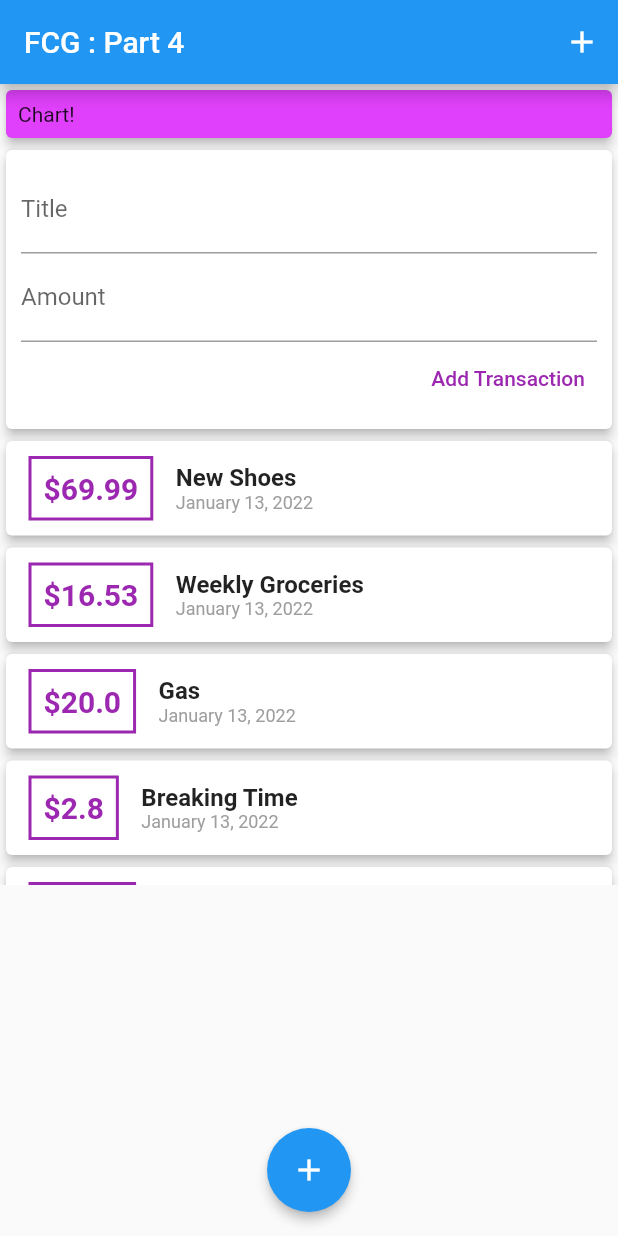
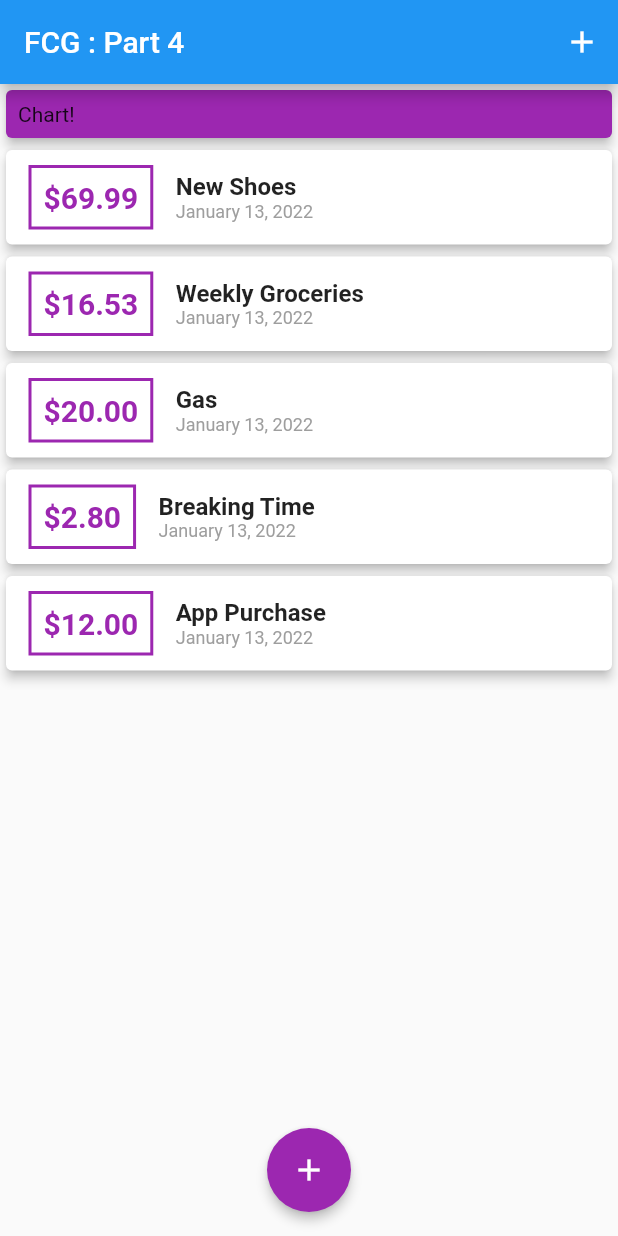
Before and after one commit to ferdvtn/flutter_personal_expenses, a Flutter app: the screen it shows after launch, on a phone screen of 412 x 824 dp. Run offline on Flutter 3.47's test engine with Material 2 defaults, Android fonts, the phone set to English and light mode, and no system bars.

Commit message:
- replace TransactionNew class to Statefull - fix TextField automatic get clear - add open modal function to FloatButton and AppBar button

```diff
--- a/lib/main.dart
+++ b/lib/main.dart
@@ -1,5 +1,7 @@
 import 'package:flutter/material.dart';
-import 'package:flutter_complete_guide_part_4/widgets/transaction_user.dart';
+import './models/transaction.dart';
+import './widgets/transaction_new.dart';
+import './widgets/transaction_list.dart';
 
 void main() {
   runApp(const MyApp());
@@ -10,7 +12,7 @@ class MyApp extends StatelessWidget {
 
   @override
   Widget build(BuildContext context) {
-    return MaterialApp(
+    return const MaterialApp(
       title: 'Expense Planner',
       themeMode: ThemeMode.dark,
       home: MyHomePage(appBarTitle: 'FCG : Part 4'),
@@ -18,22 +20,84 @@ class MyApp extends StatelessWidget {
   }
 }
 
-class MyHomePage extends StatelessWidget {
-  MyHomePage({required this.appBarTitle, Key? key}) : super(key: key);
+class MyHomePage extends StatefulWidget {
+  const MyHomePage({required this.appBarTitle, Key? key}) : super(key: key);
 
   final String appBarTitle;
-  final titleController = TextEditingController();
-  final amountController = TextEditingController();
+
+  @override
+  _MyHomePageState createState() => _MyHomePageState();
+}
+
+class _MyHomePageState extends State<MyHomePage> {
+  final List<Transaction> _userTransactions = [
+    Transaction(
+      id: 't1',
+      title: 'New Shoes',
+      amount: 69.99,
+      date: DateTime.now(),
+    ),
+    Transaction(
+      id: 't2',
+      title: 'Weekly Groceries',
+      amount: 16.53,
+      date: DateTime.now(),
+    ),
+    Transaction(
+      id: 't3',
+      title: 'Gas',
+      amount: 20,
+      date: DateTime.now(),
+    ),
+    Transaction(
+      id: 't4',
+      title: 'Breaking Time',
+      amount: 2.8,
+      date: DateTime.now(),
+    ),
+    Transaction(
+      id: 't5',
+      title: 'App Purchase',
+      amount: 12,
+      date: DateTime.now(),
+    ),
+  ];
+
+  void _addNewTransaction(String txTitle, double txAmount) {
+    final newTx = Transaction(
+      id: DateTime.now().toString(),
+      title: txTitle,
+      amount: txAmount,
+      date: DateTime.now(),
+    );
+
+    setState(() {
+      _userTransactions.add(newTx);
+    });
+  }
+
+  void openModalTransaction() {
+    showModalBottomSheet(
+      context: context,
+      builder: (BuildContext modalContext) {
+        return GestureDetector(
+          onTap: () {},
+          behavior: HitTestBehavior.opaque,
+          child: TransactionNew(_addNewTransaction),
+        );
+      },
+    );
+  }
 
   @override
   Widget build(BuildContext context) {
     return Scaffold(
       appBar: AppBar(
-        title: Text(appBarTitle),
+        title: Text(widget.appBarTitle),
         actions: [
           IconButton(
             icon: const Icon(Icons.add),
-            onPressed: () {},
+            onPressed: openModalTransaction,
           ),
         ],
       ),
@@ -49,7 +113,7 @@ class MyHomePage extends StatelessWidget {
               height: null,
               width: double.infinity,
               child: const Card(
-                color: Colors.purpleAccent,
+                color: Colors.purple,
                 elevation: 3,
                 child: Padding(
                   padding: EdgeInsets.all(8.0),
@@ -57,15 +121,16 @@ class MyHomePage extends StatelessWidget {
                 ),
               ),
             ),
-            const TransactionUser(),
+            TransactionList(_userTransactions),
           ],
         ),
       ),
       floatingActionButtonLocation: FloatingActionButtonLocation.centerFloat,
       floatingActionButton: FloatingActionButton(
         elevation: 3,
-        onPressed: () {},
+        backgroundColor: Colors.purple,
         child: const Icon(Icons.add),
+        onPressed: openModalTransaction,
       ),
     );
   }
--- a/lib/widgets/transaction_list.dart
+++ b/lib/widgets/transaction_list.dart
@@ -12,7 +12,7 @@ class TransactionList extends StatelessWidget {
   Widget build(BuildContext context) {
     return Container(
       decoration: const BoxDecoration(color: null),
-      height: 300,
+      height: 600,
       child: ListView.builder(
         itemCount: transactions.length,
         itemBuilder: (context, index) {
@@ -34,7 +34,7 @@ class TransactionList extends StatelessWidget {
                     ),
                   ),
                   child: Text(
-                    '\$${transactions[index].amount}',
+                    '\$${transactions[index].amount.toStringAsFixed(2)}',
                     style: const TextStyle(
                       color: Colors.purple,
                       fontWeight: FontWeight.bold,
--- a/lib/widgets/transaction_new.dart
+++ b/lib/widgets/transaction_new.dart
@@ -1,11 +1,17 @@
 import 'package:flutter/material.dart';
 
-class TransactionNew extends StatelessWidget {
-  TransactionNew(this.submitHandler, {Key? key}) : super(key: key);
+class TransactionNew extends StatefulWidget {
+  const TransactionNew(this.submitHandler, {Key? key}) : super(key: key);
 
+  final Function submitHandler;
+
+  @override
+  _TransactionNewState createState() => _TransactionNewState();
+}
+
+class _TransactionNewState extends State<TransactionNew> {
   final titleController = TextEditingController();
   final amountController = TextEditingController();
-  final Function submitHandler;
 
   void submitTransaction() {
     final titleText = titleController.text;
@@ -15,7 +21,9 @@ class TransactionNew extends StatelessWidget {
       return;
     }
 
-    submitHandler(titleText, amountText);
+    widget.submitHandler(titleText, amountText);
+    // Navigator.of(context).pop();
+    Navigator.pop(context);
   }
 
   @override
--- a/lib/widgets/transaction_user.dart
+++ /dev/null
@@ -1,99 +0,0 @@
-import 'package:flutter/material.dart';
-import '../models/transaction.dart';
-import './transaction_list.dart';
-import './transaction_new.dart';
-
-class TransactionUser extends StatefulWidget {
-  const TransactionUser({Key? key}) : super(key: key);
-
-  @override
-  _TransactionUserState createState() => _TransactionUserState();
-}
-
-class _TransactionUserState extends State<TransactionUser> {
-  final List<Transaction> _userTransactions = [
-    Transaction(
-      id: 't1',
-      title: 'New Shoes',
-      amount: 69.99,
-      date: DateTime.now(),
-    ),
-    Transaction(
-      id: 't2',
-      title: 'Weekly Groceries',
-      amount: 16.53,
-      date: DateTime.now(),
-    ),
-    Transaction(
-      id: 't3',
-      title: 'Gas',
-      amount: 20,
-      date: DateTime.now(),
-    ),
-    Transaction(
-      id: 't4',
-      title: 'Breaking Time',
-      amount: 2.8,
-      date: DateTime.now(),
-    ),
-    Transaction(
-      id: 't5',
-      title: 'App Purchase',
-      amount: 12,
-      date: DateTime.now(),
-    ),
-    Transaction(
-      id: 't1',
-      title: 'New Shoes',
-      amount: 69.99,
-      date: DateTime.now(),
-    ),
-    Transaction(
-      id: 't2',
-      title: 'Weekly Groceries',
-      amount: 16.53,
-      date: DateTime.now(),
-    ),
-    Transaction(
-      id: 't3',
-      title: 'Gas',
-      amount: 20,
-      date: DateTime.now(),
-    ),
-    Transaction(
-      id: 't4',
-      title: 'Breaking Time',
-      amount: 2.8,
-      date: DateTime.now(),
-    ),
-    Transaction(
-      id: 't5',
-      title: 'App Purchase',
-      amount: 12,
-      date: DateTime.now(),
-    ),
-  ];
-
-  void _addNewTransaction(String txTitle, double txAmount) {
-    final newTx = Transaction(
-      id: DateTime.now().toString(),
-      title: txTitle,
-      amount: txAmount,
-      date: DateTime.now(),
-    );
-
-    setState(() {
-      _userTransactions.add(newTx);
-    });
-  }
-
-  @override
-  Widget build(BuildContext context) {
-    return Column(
-      children: [
-        TransactionNew(_addNewTransaction),
-        TransactionList(_userTransactions),
-      ],
-    );
-  }
-}
```
